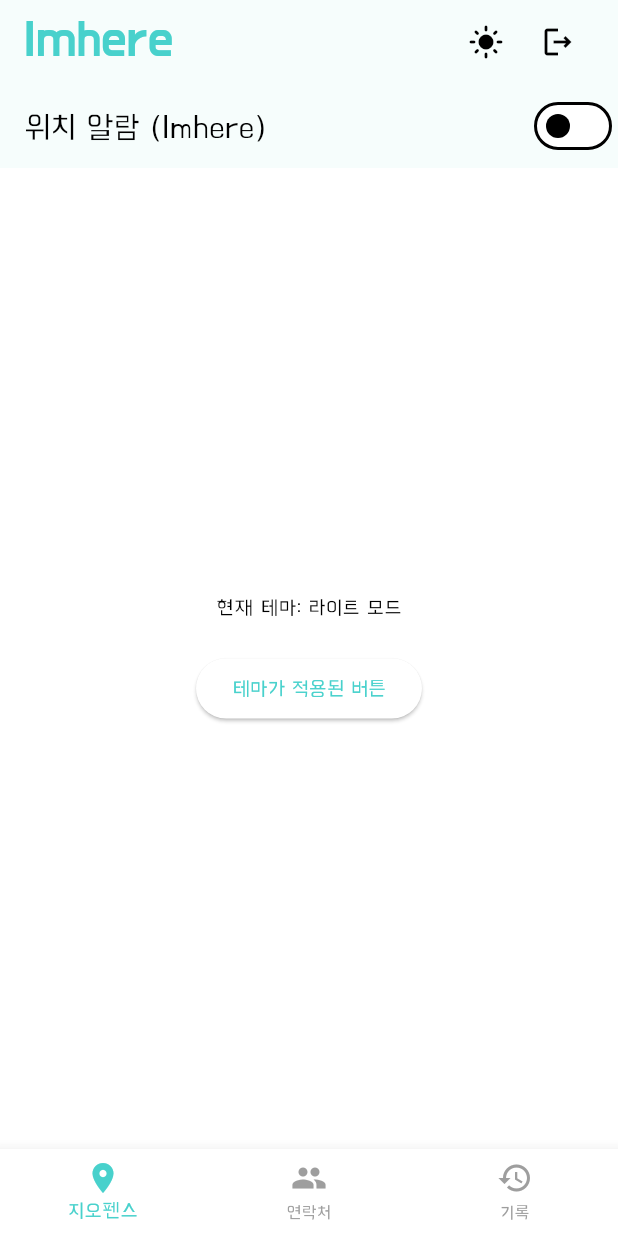
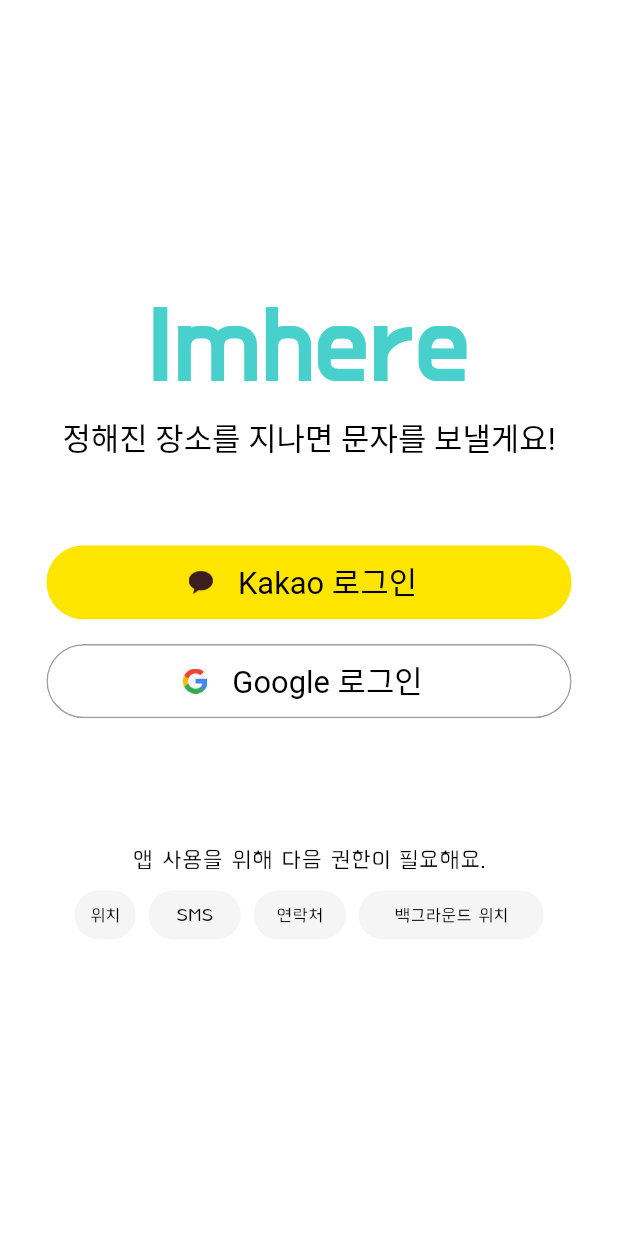
Before and after one commit to kdongsu5509/imhere, a Flutter app: the screen it shows after launch, on a phone screen of 412 x 824 dp. Run offline on Flutter 3.47's test engine with Material 3 defaults, Android fonts, the phone set to English and light mode, and no system bars; Roboto replaces fonts that are missing (BMJUA).

Commit message:
feat: feat(issue2) : add auth view

```diff
--- /dev/null
+++ b/Flutter/lib/auth/view/auth_view.dart
@@ -0,0 +1,50 @@
+import 'package:flutter/material.dart';
+import 'package:iamhere/common/view_component/auth/login_button.dart';
+import 'package:iamhere/common/view_component/auth/right_content_widget.dart';
+
+class AuthView extends StatelessWidget {
+  final String _appTitle = 'Imhere';
+  final String _subTitle = '정해진 장소를 지나면 문자를 보낼게요!';
+  final String _authorizationRequestDescription = '앱 사용을 위해 다음 권한이 필요해요.';
+  final List<String> _authorizationRequests = [
+    '위치',
+    'SMS',
+    '연락처',
+    '백그라운드 위치',
+  ];
+
+  AuthView({super.key});
+
+  @override
+  Widget build(BuildContext context) {
+    return Scaffold(
+      body: Center(
+        child: Column(
+          crossAxisAlignment: CrossAxisAlignment.center,
+          mainAxisAlignment: MainAxisAlignment.center,
+          children: [
+            Text(_appTitle, style: Theme.of(context).textTheme.headlineLarge?.copyWith(
+              fontSize: MediaQuery.of(context).size.width * 0.14
+            )),
+            SizedBox(height: MediaQuery.of(context).size.height * 0.01),
+            Text(_subTitle, style: Theme.of(context).textTheme.headlineMedium?.copyWith(
+              fontSize: MediaQuery.of(context).size.width * 0.05
+            ),),
+            SizedBox(height: MediaQuery.of(context).size.height * 0.07),
+            kakaoLoginButton(context: context, onPressed: (){}),
+            SizedBox(height: MediaQuery.of(context).size.height * 0.02),
+            googleLoginButton(context: context, onPressed: (){}),
+
+            SizedBox(height: MediaQuery.of(context).size.height * 0.1),
+            Text(_authorizationRequestDescription, style: Theme.of(context).textTheme.bodyLarge),
+            SizedBox(height: MediaQuery.of(context).size.height * 0.01),
+            Row(
+              mainAxisAlignment: MainAxisAlignment.center,
+              children: _authorizationRequests.map((right) => rightContentWidget(context: context, right: right)).toList()
+            )
+          ],
+        ),
+      ),
+    );
+  }
+}
--- /dev/null
+++ b/Flutter/lib/common/view_component/auth/login_button.dart
@@ -0,0 +1,55 @@
+import 'package:flutter/material.dart';
+
+Widget kakaoLoginButton({required BuildContext context, required VoidCallback onPressed}) {
+  final width = MediaQuery.of(context).size.width;
+  final height = MediaQuery.of(context).size.height;
+
+  return ClipRRect(
+      borderRadius: BorderRadius.circular(35.0),
+    child: Container(
+      width: width * 0.85,
+      height: height * 0.06,
+      color: const Color(0xFFFEE500),
+        child: Center(child: Row(
+          mainAxisAlignment: MainAxisAlignment.center,
+          children: [
+            Image.asset("assets/images/talk_ballon2.png" , width: height * 0.02, height: height * 0.02,),
+            SizedBox(width: width * 0.04,),
+            Text("Kakao 로그인", style: Theme.of(context).textTheme.headlineMedium?.copyWith(
+                fontSize: width * 0.05
+            ),),
+            SizedBox(width: width * 0.02,),
+          ],
+        ))
+    ),
+  );
+}
+
+Widget googleLoginButton({required BuildContext context, required VoidCallback onPressed}) {
+  final width = MediaQuery.of(context).size.width;
+  final height = MediaQuery.of(context).size.height;
+
+  return ClipRRect(
+    borderRadius: BorderRadius.circular(35.0),
+    child: Container(
+        width: width * 0.85,
+        height: height * 0.06,
+        decoration: BoxDecoration(
+          color: Colors.white,
+          border: Border.all(color: Colors.grey),
+          borderRadius: BorderRadius.circular(35.0),
+    ),
+      child: Center(child: Row(
+        mainAxisAlignment: MainAxisAlignment.center,
+        children: [
+          Image.asset("assets/images/google_logo.png" , width: height * 0.02, height: height * 0.02,),
+          SizedBox(width: width * 0.04,),
+          Text("Google 로그인", style: Theme.of(context).textTheme.headlineMedium?.copyWith(
+              fontSize: width * 0.05
+          ),),
+          SizedBox(width: width * 0.02,),
+        ],
+      )),
+    ),
+  );
+}
--- /dev/null
+++ b/Flutter/lib/common/view_component/auth/right_content_widget.dart
@@ -0,0 +1,35 @@
+import 'package:flutter/material.dart';
+
+Widget rightContentWidget({required BuildContext context, required String right}) {
+  final width = MediaQuery.of(context).size.width;
+  final height = MediaQuery.of(context).size.height;
+
+  int length = right.length;
+  int maxLength = 6;
+  if (length > maxLength) {
+    length = maxLength;
+  }
+
+  return Padding(
+    padding: EdgeInsets.symmetric(horizontal: width * 0.01),
+    child: ClipRRect(
+      borderRadius: BorderRadius.circular(35.0),
+      child: Container(
+        width: width * 0.05 * length,
+        height: height * 0.04,
+        decoration: BoxDecoration(
+          color: Colors.grey[100],
+          borderRadius: BorderRadius.circular(35.0),
+        ),
+        child: Center(child: Row(
+          mainAxisAlignment: MainAxisAlignment.center,
+          children: [
+            Text(right, style: Theme.of(context).textTheme.bodyMedium?.copyWith(
+                fontSize: width * 0.03
+            ),),
+          ],
+        )),
+      ),
+    ),
+  );
+}
--- a/Flutter/lib/main.dart
+++ b/Flutter/lib/main.dart
@@ -1,4 +1,5 @@
 import 'package:flutter/material.dart';
+import 'package:iamhere/auth/view/auth_view.dart';
 import 'package:iamhere/common/theme/im_here_them_data_dark.dart';
 import 'package:iamhere/common/theme/im_here_them_data_light.dart';
 import 'package:iamhere/common/view_component/default_view.dart';
@@ -30,7 +31,8 @@ class _ImHereAppState extends State<ImHereApp> {
       theme: lightTheme,
       darkTheme: darkTheme,
       themeMode: _themeMode,
-      home: DefaultView(child: HomeScreen(toggleTheme: toggleTheme, isDarkMode: _themeMode == ThemeMode.dark))
+      home: AuthView(),
+      // home: DefaultView(child: HomeScreen(toggleTheme: toggleTheme, isDarkMode: _themeMode == ThemeMode.dark))
     );
   }
 }
--- a/Flutter/pubspec.yaml
+++ b/Flutter/pubspec.yaml
@@ -55,6 +55,7 @@ flutter:
 
   assets:
     - assets/fonts/
+    - assets/images/
 
   fonts:
     - family: BMHANNAPro
```
Also changed, not shown: Flutter/assets/images/google_logo.png (added), Flutter/assets/images/kakao_login_button.png (added), Flutter/assets/images/talk_ballon.png (added), Flutter/assets/images/talk_ballon2.png (added), 2 other files.
